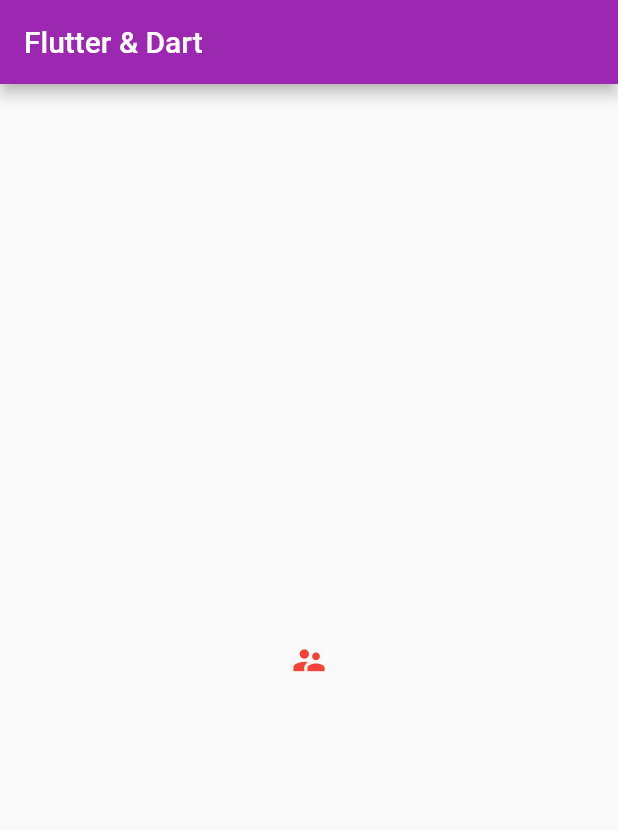
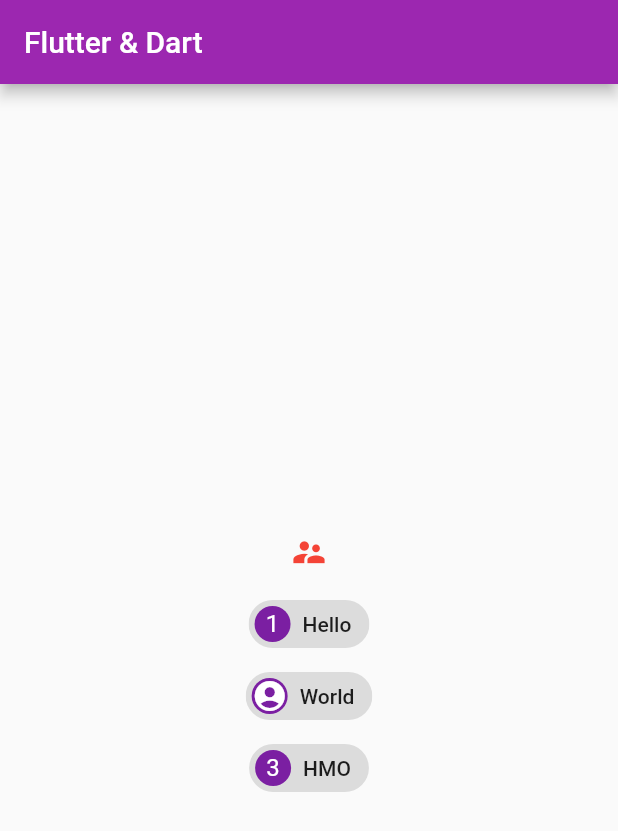
Before and after one commit to DiaDeMuertos/Udemy_section6, a Flutter app: the screen it shows after launch, on a phone screen of 412 x 824 dp. Shown: the top 831 px of the screen. Run offline on Flutter 3.47's test engine with Material 2 defaults, Android fonts, the phone set to English and light mode, and no system bars.

```diff
--- a/lib/main.dart
+++ b/lib/main.dart
@@ -38,6 +38,25 @@ class _MyHomePageState extends State<MyHomePage> {
     print('Pressed...$hms');
   }
 
+  List<Widget> chipsBuilder() {
+    List<Map<String, dynamic>> values = [
+      {'id': 1, 'message': 'Hello'},
+      {'id': 2, 'message': 'World'},
+      {'id': 3, 'message': 'HMO'},
+    ];
+
+    return values.map((value) {
+      return Chip(
+        label: Text(value['message']),
+        avatar: CircleAvatar(
+          child: value['id'] % 2 == 0
+              ? Icon(Icons.account_circle)
+              : Text(value['id'].toString()),
+        ),
+      );
+    }).toList();
+  }
+
   @override
   Widget build(BuildContext context) {
     return Scaffold(
@@ -52,6 +71,7 @@ class _MyHomePageState extends State<MyHomePage> {
               icon: icn,
               onPressed: handlerOnPressed,
             ),
+            ...chipsBuilder(),
           ],
         ),
       ),
```
